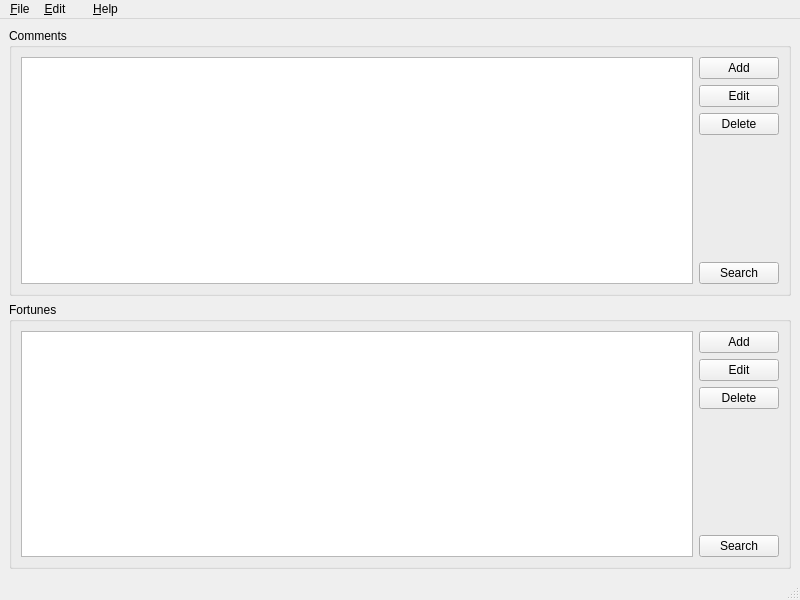
Before: the Qt Designer form src/mainwindow.ui in Dyrcona/omiquji, drawn with Qt 5.
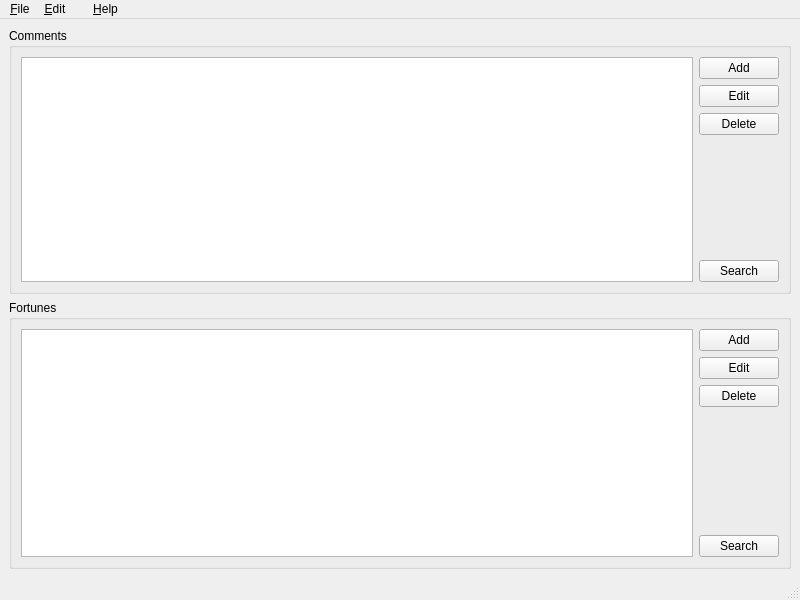
After: the same form once the commit is applied. Icons and pictures are not drawn.

Commit message:
Modify layout stretch for MainWindow
Set layoutStretch on the central widget's vertical layout to 0,0 so
that the Fortunes box will expand vertically while the Comments box
height does not change.

```diff
--- a/src/mainwindow.ui
+++ b/src/mainwindow.ui
@@ -24,7 +24,7 @@
     <normaloff>:/images/omiquji.png</normaloff>:/images/omiquji.png</iconset>
   </property>
   <widget class="QWidget" name="centralwidget">
-   <layout class="QVBoxLayout" name="verticalLayout_3">
+   <layout class="QVBoxLayout" name="verticalLayout_3" stretch="0,1">
     <item>
      <widget class="QGroupBox" name="commentBox">
       <property name="minimumSize">
```
